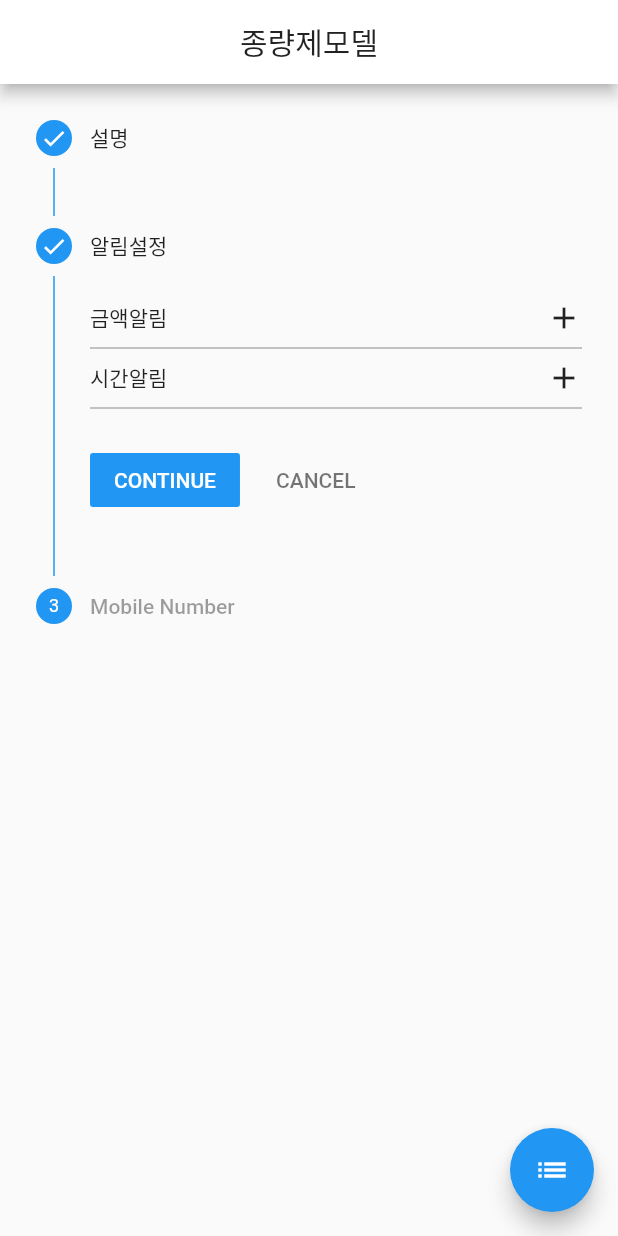
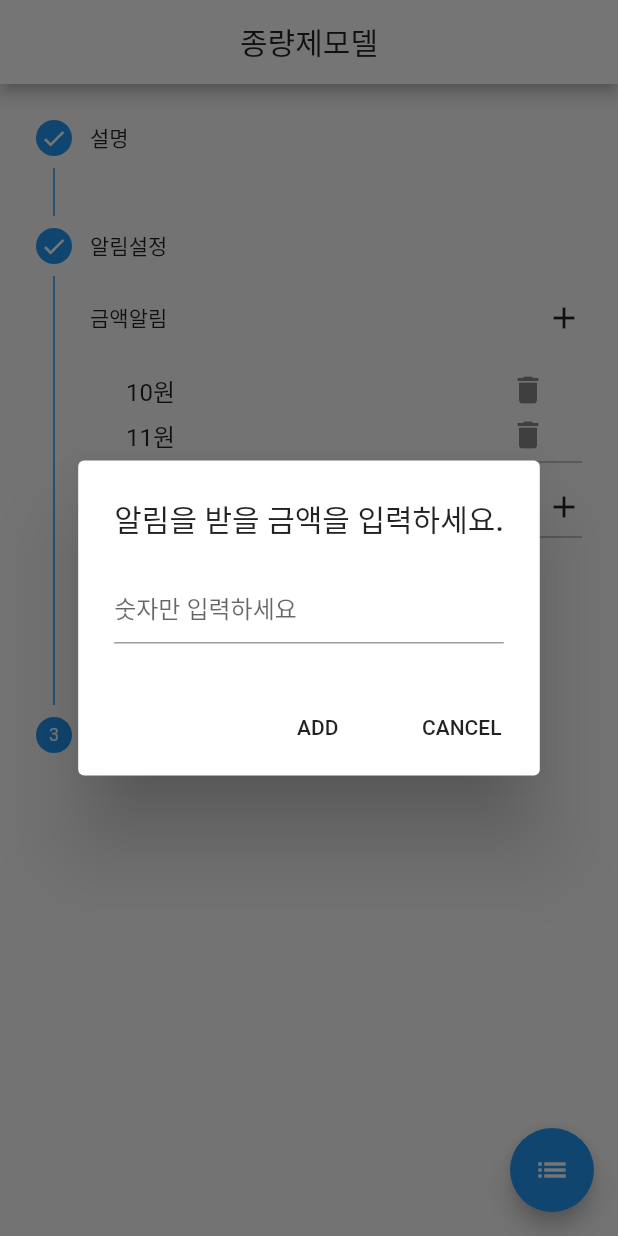
Before and after one commit to Chanhook/Bizkicks-Frontend, a Flutter app: the MeasuredRatePage screen opened directly, after a tap on the "list" icon, after a tap on "CONTINUE", after a tap on the "add" icon, on a phone screen of 412 x 824 dp. Run offline on Flutter 3.47's test engine with Material 2 defaults, Android fonts, the phone set to English and light mode, and no system bars; our stand-ins replace get; missing offline and left inert: naver_map_plugin; network calls fail.

Commit message:
add alarm price, time

```diff
--- a/lib/controller/mrpricecontroller.dart
+++ b/lib/controller/mrpricecontroller.dart
@@ -17,7 +17,6 @@ class MRPriceController extends GetxController{
       var price = await RemoteService.fetchPrice();
       if(price !=null){
         measuredRatedPrice.value= price.price;
-        update();
       }
     }finally{
       //isLoading(false);
--- a/lib/screen/measured_rate_page.dart
+++ b/lib/screen/measured_rate_page.dart
@@ -1,5 +1,6 @@
 import 'package:flutter/cupertino.dart';
 import 'package:flutter/material.dart';
+import 'package:login/widget/input_price.dart';
 
 class MeasuredRatePage extends StatefulWidget {
   const MeasuredRatePage({Key key}) : super(key: key);
@@ -11,6 +12,9 @@ class MeasuredRatePage extends StatefulWidget {
 class _MeasuredRatePageState extends State<MeasuredRatePage> {
   int _currentStep = 0;
   StepperType stepperType = StepperType.horizontal;
+  final List<int> _priceAlarm = <int>[10, 11];
+  final List<int> _timeAlarm = <int>[];
+  final TextEditingController _textFieldController = TextEditingController();
 
   @override
   Widget build(BuildContext context) {
@@ -50,21 +54,72 @@ class _MeasuredRatePageState extends State<MeasuredRatePage> {
                           mainAxisAlignment: MainAxisAlignment.spaceBetween,
                           children: [
                             Text('금액알림'),
-                            InkWell(onTap: () {
-
-                            }, child: Icon(Icons.add)),
+                            InkWell(
+                                onTap: () {
+                                  _displayDialog(context);
+                                },
+                                child: Icon(Icons.add)),
                           ],
                         ),
+                        if (_priceAlarm.length != 0)
+                          ListView.builder(
+                              scrollDirection: Axis.vertical,
+                              shrinkWrap: true,
+                              padding: const EdgeInsets.all(8),
+                              itemCount: _priceAlarm.length,
+                              itemBuilder: (BuildContext context, int index) {
+                                return Container(
+                                  height: 30,
+                                  child: ListTile(
+                                    title: Text('${_priceAlarm[index]}원'),
+                                    trailing: InkWell(
+                                        onTap: () {
+                                          setState(() {
+                                            _priceAlarm.removeAt(index);
+                                          });
+                                        },
+                                        child: Icon(Icons.delete)),
+                                  ),
+                                );
+                              }),
                         Divider(
                           color: Colors.black45,
+                        ),
+                        SizedBox(
+                          height: 10,
                         ),
                         Row(
                           mainAxisAlignment: MainAxisAlignment.spaceBetween,
                           children: [
                             Text('시간알림'),
-                            Icon(Icons.add),
+                            InkWell(
+                                onTap: () {
+                                  _displayDialog2(context);
+                                },
+                                child: Icon(Icons.add)),
                           ],
                         ),
+                        if (_timeAlarm.length != 0)
+                          ListView.builder(
+                              scrollDirection: Axis.vertical,
+                              shrinkWrap: true,
+                              padding: const EdgeInsets.all(8),
+                              itemCount: _timeAlarm.length,
+                              itemBuilder: (BuildContext context, int index) {
+                                return Container(
+                                  height: 30,
+                                  child: ListTile(
+                                    title: Text('${_timeAlarm[index]}시간'),
+                                    trailing: InkWell(
+                                        onTap: () {
+                                          setState(() {
+                                            _timeAlarm.removeAt(index);
+                                          });
+                                        },
+                                        child: Icon(Icons.delete)),
+                                  ),
+                                );
+                              }),
                         Divider(
                           color: Colors.black45,
                         ),
@@ -103,6 +158,70 @@ class _MeasuredRatePageState extends State<MeasuredRatePage> {
     );
   }
 
+  Future<AlertDialog> _displayDialog(BuildContext context) async {
+    // alter the app state to show a dialog
+    return showDialog(
+        context: context,
+        builder: (BuildContext context) {
+          return AlertDialog(
+            title: const Text('알림을 받을 금액을 입력하세요.'),
+            content: TextField(
+              controller: _textFieldController,
+              decoration: const InputDecoration(hintText: '숫자만 입력하세요'),
+            ),
+            actions: <Widget>[
+              // add button
+              FlatButton(
+                child: const Text('ADD'),
+                onPressed: () {
+                  Navigator.of(context).pop();
+                  _addAlarmPrice(_textFieldController.text);
+                },
+              ),
+              // cancel button
+              FlatButton(
+                child: const Text('CANCEL'),
+                onPressed: () {
+                  Navigator.of(context).pop();
+                },
+              )
+            ],
+          );
+        });
+  }
+
+  Future<AlertDialog> _displayDialog2(BuildContext context) async {
+    // alter the app state to show a dialog
+    return showDialog(
+        context: context,
+        builder: (BuildContext context) {
+          return AlertDialog(
+            title: const Text('알림을 받을 시간을입력하세요.'),
+            content: TextField(
+              controller: _textFieldController,
+              decoration: const InputDecoration(hintText: '숫자만 입력하세요'),
+            ),
+            actions: <Widget>[
+              // add button
+              FlatButton(
+                child: const Text('ADD'),
+                onPressed: () {
+                  Navigator.of(context).pop();
+                  _addAlarmTime(_textFieldController.text);
+                },
+              ),
+              // cancel button
+              FlatButton(
+                child: const Text('CANCEL'),
+                onPressed: () {
+                  Navigator.of(context).pop();
+                },
+              )
+            ],
+          );
+        });
+  }
+
   switchStepsType() {
     setState(() => stepperType == StepperType.vertical
         ? stepperType = StepperType.horizontal
@@ -120,4 +239,17 @@ class _MeasuredRatePageState extends State<MeasuredRatePage> {
   cancel() {
     _currentStep > 0 ? setState(() => _currentStep -= 1) : null;
   }
+
+  void _addAlarmPrice(String price) {
+    setState(() {
+      _priceAlarm.add(int.parse(price));
+    });
+    _textFieldController.clear();
+  }
+  void _addAlarmTime(String time) {
+    setState(() {
+      _timeAlarm.add(int.parse(time));
+    });
+    _textFieldController.clear();
+  }
 }
--- a/lib/services/remote_total_contract.dart
+++ b/lib/services/remote_total_contract.dart
@@ -1,3 +1,5 @@
+import 'dart:convert';
+
 import 'package:http/http.dart' as http;
 import 'package:login/model/totalcontract.dart';
 import 'package:login/urls/url.dart';
@@ -8,7 +10,7 @@ class RemoteTotalContract{
   static Future<TotalContract> fetchContractList() async{
     var response= await client.get(Uri.parse(productsUrl));
     if(response.statusCode==200){
-      var jsonString=response.body;
+      var jsonString=utf8.decode(response.bodyBytes);;
       return totalContractFromJson(jsonString);
     }else{
       return null;
```
Also changed, not shown: lib/urls/url.dart (+4 -4 lines), lib/widget/input_price.dart (added, +10 -0 lines).
